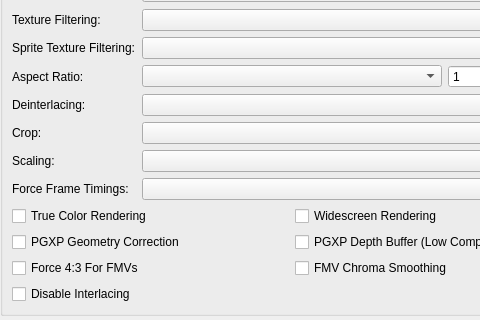
Qt form src/duckstation-qt/graphicssettingswidget.ui (stenzek/duckstation) before a commit; both pictures show x 0 to 480 and y 172 to 492 of the 584 by 492 pixel window.
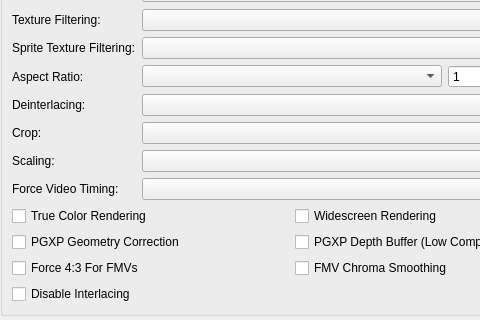
The same form after that commit.

Commit message:
Settings: Force Frame Timings => Force Video Timing
Also drop from GameDB, an override doesn't make sense here anyway,
due to the low success rate with the enhancement.

Patch:
```diff
--- a/src/duckstation-qt/graphicssettingswidget.ui
+++ b/src/duckstation-qt/graphicssettingswidget.ui
@@ -270,7 +270,7 @@
           <item row="8" column="0">
            <widget class="QLabel" name="forceFrameTimingsLabel">
             <property name="text">
-             <string>Force Frame Timings:</string>
+             <string>Force Video Timing:</string>
             </property>
            </widget>
           </item>
```
Left out of the diff: 4 changed lines with no effect on the pictures. The commit also changes 11 other files.
